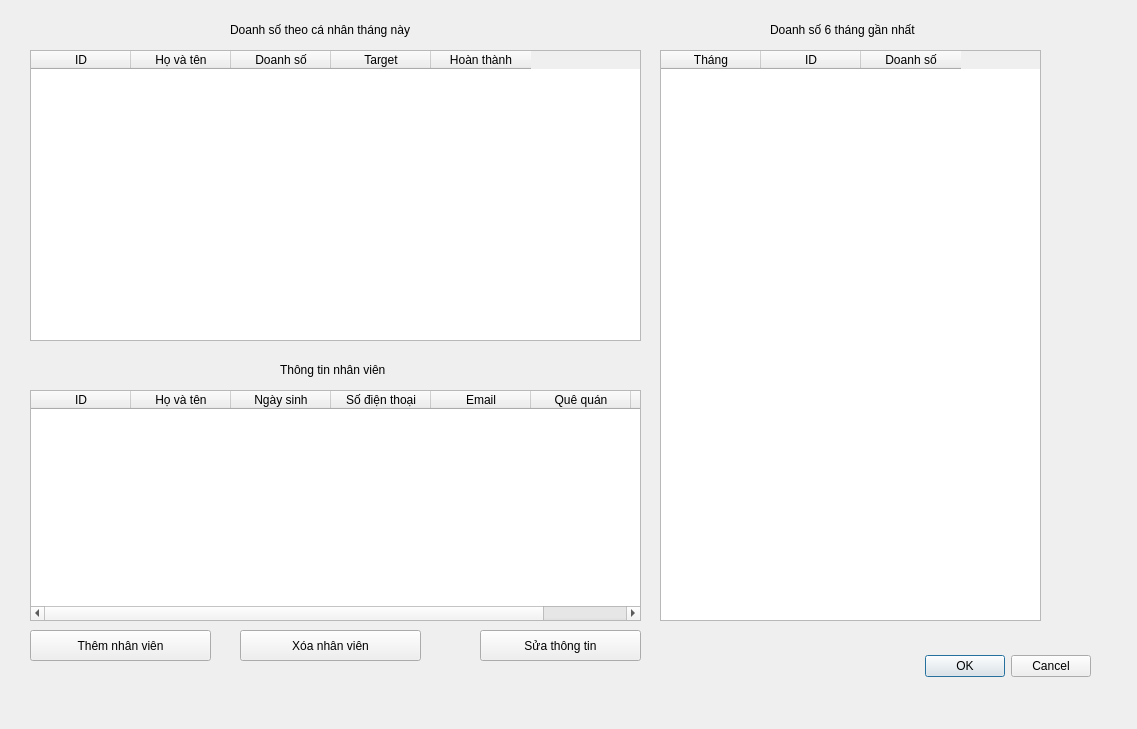
This is employeeswindow.ui in suofujita/nekolibro as Qt 5 draws it before an edit. The edited form follows.
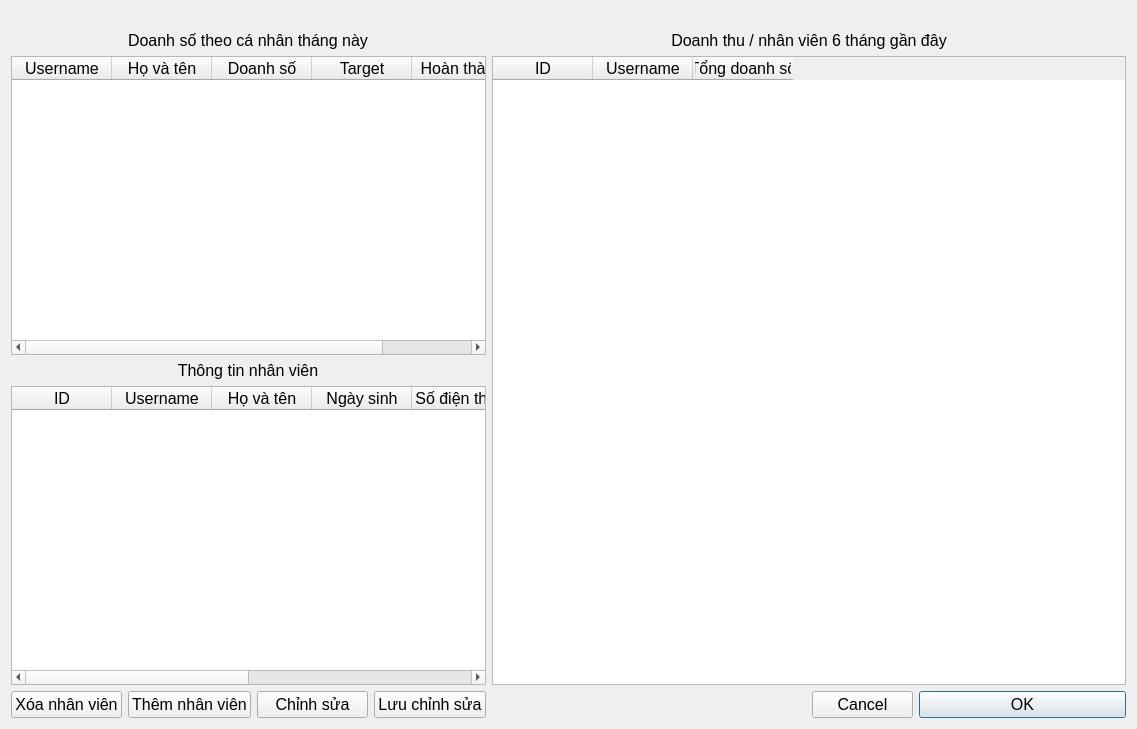
This is the edited form. Icons and pictures are not drawn.

```diff
--- a/employeeswindow.ui
+++ b/employeeswindow.ui
@@ -13,91 +13,95 @@
   <property name="windowTitle">
    <string>Dialog</string>
   </property>
-  <widget class="QDialogButtonBox" name="buttonBox">
-   <property name="geometry">
-    <rect>
-     <x>750</x>
-     <y>650</y>
-     <width>341</width>
-     <height>32</height>
-    </rect>
-   </property>
-   <property name="orientation">
-    <enum>Qt::Orientation::Horizontal</enum>
-   </property>
-   <property name="standardButtons">
-    <set>QDialogButtonBox::StandardButton::Cancel|QDialogButtonBox::StandardButton::Ok</set>
-   </property>
-  </widget>
+  <layout class="QGridLayout" name="gridLayout">
+   <item row="3" column="1" colspan="2">
+    <widget class="QLabel" name="label_2">
+     <property name="font">
+      <font>
+       <pointsize>12</pointsize>
+      </font>
+     </property>
+     <property name="text">
+      <string>Thông tin nhân viên</string>
+     </property>
+     <property name="alignment">
+      <set>Qt::AlignmentFlag::AlignCenter</set>
+     </property>
+    </widget>
+   </item>
+   <item row="0" column="5">
+    <widget class="QLabel" name="label_4">
+     <property name="text">
+      <string/>
+     </property>
+    </widget>
+   </item>
+   <item row="5" column="9" colspan="2">
   <widget class="QPushButton" name="pushButton_3">
-   <property name="geometry">
-    <rect>
-     <x>480</x>
-     <y>630</y>
-     <width>161</width>
-     <height>31</height>
-    </rect>
+     <property name="font">
+      <font>
+       <pointsize>12</pointsize>
+      </font>
    </property>
    <property name="text">
-    <string>Sửa thông tin</string>
-   </property>
-  </widget>
-  <widget class="QPushButton" name="pushButton">
-   <property name="geometry">
-    <rect>
-     <x>30</x>
-     <y>630</y>
-     <width>181</width>
-     <height>31</height>
-    </rect>
-   </property>
+      <string>OK</string>
+     </property>
+     <property name="icon">
+      <iconset resource="galeries.qrc">
+       <normaloff>:/image/ok.png</normaloff>:/image/ok.png</iconset>
+     </property>
+     <property name="iconSize">
+      <size>
+       <width>30</width>
+       <height>30</height>
+      </size>
+     </property>
+    </widget>
+   </item>
+   <item row="5" column="7">
+    <widget class="QLabel" name="label_5">
    <property name="text">
-    <string>Thêm nhân viên</string>
-   </property>
-  </widget>
+      <string/>
+     </property>
+    </widget>
+   </item>
+   <item row="5" column="0">
   <widget class="QPushButton" name="pushButton_2">
-   <property name="geometry">
-    <rect>
-     <x>240</x>
-     <y>630</y>
-     <width>181</width>
-     <height>31</height>
-    </rect>
+     <property name="font">
+      <font>
+       <pointsize>12</pointsize>
+      </font>
    </property>
    <property name="text">
     <string>Xóa nhân viên</string>
    </property>
-  </widget>
-  <widget class="QLabel" name="label">
-   <property name="geometry">
-    <rect>
-     <x>230</x>
-     <y>20</y>
-     <width>271</width>
-     <height>20</height>
-    </rect>
-   </property>
-   <property name="text">
-    <string>Doanh số theo cá nhân tháng này</string>
-   </property>
-  </widget>
-  <widget class="QTableWidget" name="tableWidget_2">
-   <property name="geometry">
-    <rect>
-     <x>660</x>
-     <y>50</y>
-     <width>381</width>
-     <height>571</height>
-    </rect>
+     <property name="icon">
+      <iconset resource="galeries.qrc">
+       <normaloff>:/image/remove.png</normaloff>:/image/remove.png</iconset>
+     </property>
+     <property name="iconSize">
+      <size>
+       <width>30</width>
+       <height>30</height>
+      </size>
+     </property>
+    </widget>
+   </item>
+   <item row="2" column="0" colspan="4">
+    <widget class="QTableWidget" name="tableWidget">
+     <property name="font">
+      <font>
+       <pointsize>12</pointsize>
+      </font>
    </property>
    <column>
     <property name="text">
-     <string>Tháng</string>
+       <string>Username</string>
     </property>
    </column>
    <column>
     <property name="text">
-     <string>ID</string>
+       <string>Họ và tên</string>
     </property>
    </column>
    <column>
@@ -105,34 +109,116 @@
      <string>Doanh số</string>
     </property>
    </column>
-  </widget>
+     <column>
+      <property name="text">
+       <string>Target</string>
+      </property>
+     </column>
+     <column>
+      <property name="text">
+       <string>Hoàn thành</string>
+      </property>
+     </column>
+    </widget>
+   </item>
+   <item row="5" column="3">
+    <widget class="QPushButton" name="pushButton_5">
+     <property name="font">
+      <font>
+       <pointsize>12</pointsize>
+      </font>
+     </property>
+     <property name="text">
+      <string>Lưu chỉnh sửa</string>
+     </property>
+     <property name="icon">
+      <iconset resource="galeries.qrc">
+       <normaloff>:/image/save.png</normaloff>:/image/save.png</iconset>
+     </property>
+     <property name="iconSize">
+      <size>
+       <width>30</width>
+       <height>30</height>
+      </size>
+     </property>
+    </widget>
+   </item>
+   <item row="5" column="1">
+    <widget class="QPushButton" name="pushButton">
+     <property name="font">
+      <font>
+       <pointsize>12</pointsize>
+      </font>
+     </property>
+     <property name="text">
+      <string>Thêm nhân viên</string>
+     </property>
+     <property name="icon">
+      <iconset resource="galeries.qrc">
+       <normaloff>:/image/add_account.png</normaloff>:/image/add_account.png</iconset>
+     </property>
+     <property name="iconSize">
+      <size>
+       <width>30</width>
+       <height>30</height>
+      </size>
+     </property>
+    </widget>
+   </item>
+   <item row="5" column="8">
+    <widget class="QPushButton" name="pushButton_4">
+     <property name="font">
+      <font>
+       <pointsize>12</pointsize>
+      </font>
+     </property>
+     <property name="text">
+      <string>Cancel</string>
+     </property>
+     <property name="icon">
+      <iconset resource="galeries.qrc">
+       <normaloff>:/image/cancel.png</normaloff>:/image/cancel.png</iconset>
+     </property>
+     <property name="iconSize">
+      <size>
+       <width>30</width>
+       <height>30</height>
+      </size>
+     </property>
+    </widget>
+   </item>
+   <item row="1" column="5" colspan="6">
   <widget class="QLabel" name="label_3">
-   <property name="geometry">
-    <rect>
-     <x>770</x>
-     <y>20</y>
-     <width>201</width>
-     <height>20</height>
-    </rect>
+     <property name="font">
+      <font>
+       <pointsize>12</pointsize>
+      </font>
    </property>
    <property name="text">
-    <string>Doanh số 6 tháng gần nhất</string>
-   </property>
-  </widget>
+      <string>Doanh thu / nhân viên 6 tháng gần đây</string>
+     </property>
+     <property name="alignment">
+      <set>Qt::AlignmentFlag::AlignCenter</set>
+     </property>
+    </widget>
+   </item>
+   <item row="4" column="0" colspan="4">
   <widget class="QTableWidget" name="tableWidget_3">
-   <property name="geometry">
-    <rect>
-     <x>30</x>
-     <y>390</y>
-     <width>611</width>
-     <height>231</height>
-    </rect>
+     <property name="font">
+      <font>
+       <pointsize>12</pointsize>
+      </font>
    </property>
    <column>
     <property name="text">
      <string>ID</string>
     </property>
    </column>
+     <column>
+      <property name="text">
+       <string>Username</string>
+      </property>
+     </column>
    <column>
     <property name="text">
      <string>Họ và tên</string>
@@ -164,14 +250,13 @@
     </property>
    </column>
   </widget>
-  <widget class="QTableWidget" name="tableWidget">
-   <property name="geometry">
-    <rect>
-     <x>30</x>
-     <y>50</y>
-     <width>611</width>
-     <height>291</height>
-    </rect>
+   </item>
+   <item row="2" column="5" rowspan="3" colspan="6">
+    <widget class="QTableWidget" name="tableWidget_2">
+     <property name="font">
+      <font>
+       <pointsize>12</pointsize>
+      </font>
    </property>
    <column>
     <property name="text">
@@ -180,38 +265,54 @@
    </column>
    <column>
     <property name="text">
-     <string>Họ và tên</string>
+       <string>Username</string>
     </property>
    </column>
    <column>
     <property name="text">
-     <string>Doanh số</string>
-    </property>
-   </column>
-   <column>
-    <property name="text">
-     <string>Target</string>
-    </property>
-   </column>
-   <column>
+       <string>Tổng doanh số</string>
+      </property>
+     </column>
+    </widget>
+   </item>
+   <item row="5" column="2">
+    <widget class="QPushButton" name="pushButton_6">
+     <property name="font">
+      <font>
+       <pointsize>12</pointsize>
+      </font>
+     </property>
     <property name="text">
-     <string>Hoàn thành</string>
-    </property>
-   </column>
-  </widget>
-  <widget class="QLabel" name="label_2">
-   <property name="geometry">
-    <rect>
-     <x>280</x>
-     <y>360</y>
-     <width>301</width>
-     <height>20</height>
-    </rect>
+      <string>Chỉnh sửa</string>
+     </property>
+     <property name="icon">
+      <iconset resource="galeries.qrc">
+       <normaloff>:/image/edit.png</normaloff>:/image/edit.png</iconset>
+     </property>
+     <property name="iconSize">
+      <size>
+       <width>30</width>
+       <height>30</height>
+      </size>
+     </property>
+    </widget>
+   </item>
+   <item row="1" column="1" colspan="2">
+    <widget class="QLabel" name="label">
+     <property name="font">
+      <font>
+       <pointsize>12</pointsize>
+      </font>
    </property>
    <property name="text">
-    <string>Thông tin nhân viên</string>
-   </property>
-  </widget>
+      <string>Doanh số theo cá nhân tháng này</string>
+     </property>
+     <property name="alignment">
+      <set>Qt::AlignmentFlag::AlignCenter</set>
+     </property>
+    </widget>
+   </item>
+  </layout>
  </widget>
  <resources/>
  <connections>
```
Left out of the diff: 39 changed lines with no effect on the pictures. Lines whose indentation alone changed are shown as unchanged.
